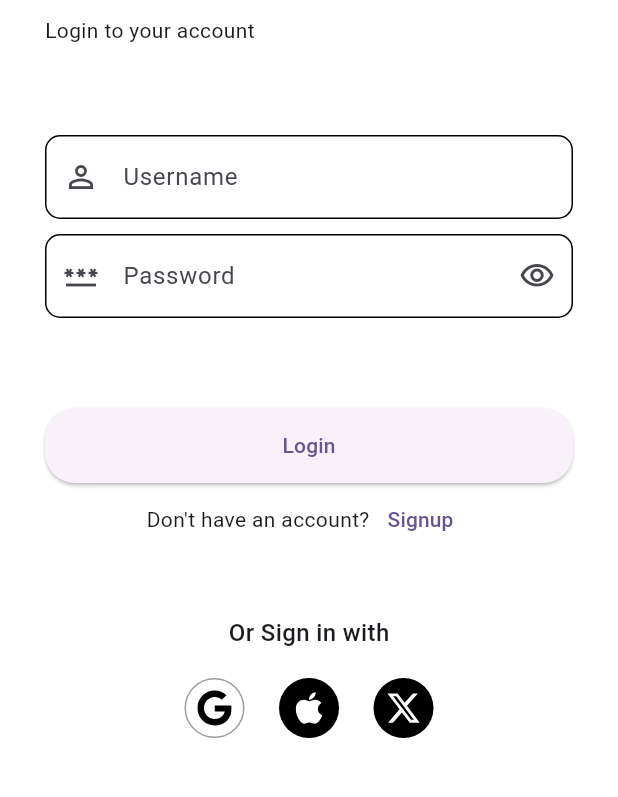
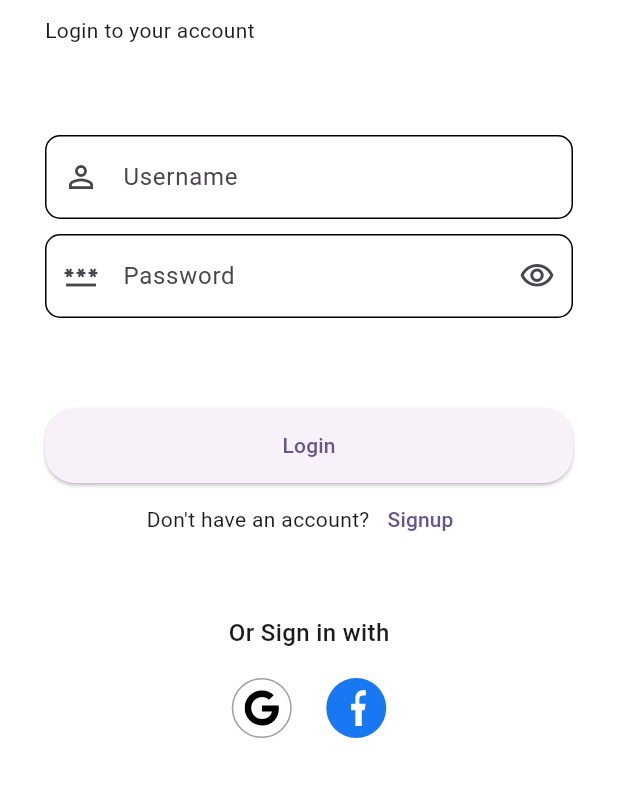
Before and after one commit to maryaam23/shoe-store-app, a Flutter app: the screen it shows after launch, on a phone screen of 412 x 824 dp, the part 120-917 px from its top. Run offline on Flutter 3.47's test engine with Material 3 defaults, Android fonts, the phone set to English and light mode, and no system bars; our stand-ins replace firebase_core, flutter_svg, google_fonts; accounts and stored records are empty.

Commit message:
facebook

```diff
--- a/lib/User_Pages/login_page.dart
+++ b/lib/User_Pages/login_page.dart
@@ -29,7 +29,6 @@ class _LoginPageState extends State<LoginPage> {
     "test": "1234", // dummy account
   };
 
-
   @override
   Widget build(BuildContext context) {
     // If user is already logged in, go directly to HomePage
@@ -41,18 +40,21 @@ class _LoginPageState extends State<LoginPage> {
       backgroundColor: Colors.white,
       body: Form(
         key: _formKey,
-        child: SingleChildScrollView( //✅ Allows scrolling when keyboard opens
+        child: SingleChildScrollView(
+          //✅ Allows scrolling when keyboard opens
           padding: const EdgeInsets.all(30.0),
           child: Column(
             // Main vertical layout
             children: [
               // ---------------- Welcome Text + Logo ----------------
               Column(
-                crossAxisAlignment: CrossAxisAlignment.start, // Align all children to left
+                crossAxisAlignment:
+                    CrossAxisAlignment.start, // Align all children to left
                 children: [
                   Row(
-
-                    crossAxisAlignment: CrossAxisAlignment.end, // Align logo and text at baseline
+                    crossAxisAlignment:
+                        CrossAxisAlignment
+                            .end, // Align logo and text at baseline
                     children: [
                       Text(
                         "Welcome Back!",
@@ -67,14 +69,15 @@ class _LoginPageState extends State<LoginPage> {
                       ),
                     ],
                   ),
-                  const SizedBox(height: 10), // Spacing between welcome row and subtitle
+                  const SizedBox(
+                    height: 10,
+                  ), // Spacing between welcome row and subtitle
                   Text(
                     "Login to your account",
                     style: Theme.of(context).textTheme.bodyMedium,
                   ),
                 ],
               ),
-
 
               const SizedBox(height: 60),
 
@@ -84,7 +87,9 @@ class _LoginPageState extends State<LoginPage> {
                 keyboardType: TextInputType.name, // Keyboard type
                 decoration: InputDecoration(
                   labelText: "Username",
-                  prefixIcon: const Icon(Icons.person_outline), // Icon on the left
+                  prefixIcon: const Icon(
+                    Icons.person_outline,
+                  ), // Icon on the left
                   border: OutlineInputBorder(
                     borderRadius: BorderRadius.circular(10), // Rounded border
                   ),
@@ -92,7 +97,10 @@ class _LoginPageState extends State<LoginPage> {
                     borderRadius: BorderRadius.circular(10),
                   ),
                 ),
-                onEditingComplete: () => _focusNodePassword.requestFocus(), // Move focus to password field when done
+                onEditingComplete:
+                    () =>
+                        _focusNodePassword
+                            .requestFocus(), // Move focus to password field when done
                 validator: (String? value) {
                   if (value == null || value.isEmpty) {
                     return "Please enter username.";
@@ -116,12 +124,15 @@ class _LoginPageState extends State<LoginPage> {
                   suffixIcon: IconButton(
                     onPressed: () {
                       setState(() {
-                          _obscurePassword = !_obscurePassword; // Toggle visibility
+                        _obscurePassword =
+                            !_obscurePassword; // Toggle visibility
                       });
                     },
-                      icon: _obscurePassword
+                    icon:
+                        _obscurePassword
                             ? const Icon(Icons.visibility_outlined)
-                          : const Icon(Icons.visibility_off_outlined)),
+                            : const Icon(Icons.visibility_off_outlined),
+                  ),
                   border: OutlineInputBorder(
                     borderRadius: BorderRadius.circular(10),
                   ),
@@ -132,8 +143,7 @@ class _LoginPageState extends State<LoginPage> {
                 validator: (String? value) {
                   if (value == null || value.isEmpty) {
                     return "Please enter password.";
-                  } else if (value !=
-                      _boxAccounts[_controllerUsername.text]) {
+                  } else if (value != _boxAccounts[_controllerUsername.text]) {
                     return "Wrong password.";
                   }
 
@@ -146,9 +156,13 @@ class _LoginPageState extends State<LoginPage> {
                 children: [
                   ElevatedButton(
                     style: ElevatedButton.styleFrom(
-                      minimumSize: const Size.fromHeight(50), // Full-width button
+                      minimumSize: const Size.fromHeight(
+                        50,
+                      ), // Full-width button
                       shape: RoundedRectangleBorder(
-                        borderRadius: BorderRadius.circular(20), // Rounded corners
+                        borderRadius: BorderRadius.circular(
+                          20,
+                        ), // Rounded corners
                       ),
                     ),
                     onPressed: () {
@@ -198,12 +212,12 @@ class _LoginPageState extends State<LoginPage> {
                 children: [
                   const Text(
                     "Or Sign in with",
-                    style: TextStyle(
-                        fontSize: 16, fontWeight: FontWeight.w500),
+                    style: TextStyle(fontSize: 16, fontWeight: FontWeight.w500),
                   ),
                   const SizedBox(height: 15),
                   Row(
-                    mainAxisAlignment: MainAxisAlignment.center, // Center all social icons
+                    mainAxisAlignment:
+                        MainAxisAlignment.center, // Center all social icons
                     children: [
                       // Google
                       IconButton(
@@ -233,54 +247,21 @@ class _LoginPageState extends State<LoginPage> {
                       ),
                       const SizedBox(width: 15),
 
-                      // Apple
+                      // Facebook
                       IconButton(
                         onPressed: () {
-                          //  handle Apple login
+                          // handle Facebook login
                         },
                         style: IconButton.styleFrom(
-                          backgroundColor: Colors.black,
+                          backgroundColor: Color(0xFF1877F2), // Facebook blue
                         ),
                         icon: SvgPicture.string(
                           '''
-                          <svg xmlns="http://www.w3.org/2000/svg" height="24" viewBox="0 0 384 512">
-                            <path fill="white" d="M318.7 268.7c-.2-36.7
-                            16.4-64.4 50-84.8-18.8-26.9-47.2-41.7-84.7-44.6-35.5-2.8-74.3
-                            20.7-88.5 20.7-15 0-49.4-19.7-76.4-19.7C63.3
-                            141.2 4 184.8 4 273.5q0 39.3 14.4
-                            81.2c12.8 36.7 59 126.7 107.2
-                            125.2 25.2-.6 43-17.9 75.8-17.9
-                            31.8 0 48.3 17.9 76.4 17.9
-                            48.6-.7 90.4-82.5 102.6-119.3-65.2-30.7-61.7-90-61.7-91.9zm-56.6-164.2c27.3-32.4
-                            24.8-61.9 24-72.5-24.1 1.4-52
-                            16.4-67.9 34.9-17.5 19.8-27.8
-                            44.3-25.6 71.9 26.1 2 49.9-11.4
-                            69.5-34.3z"/>
-                          </svg>
-                          ''',
-                          width: 24,
-                          height: 24,
-                        ),
-                      ),
-                      const SizedBox(width: 15),
-
-                      // Twitter
-                      IconButton(
-                        onPressed: () {
-                          //  handle Twitter login
-                        },
-                        style: IconButton.styleFrom(
-                          backgroundColor: const Color.fromARGB(255, 0, 0, 0),
-                        ),
-                        icon: SvgPicture.string(
-                          '''
-                          <svg xmlns="http://www.w3.org/2000/svg" height="24" viewBox="0 0 512 512">
-                            <path fill="white" d="M389.2 48h70.6L305.6
-                            224.2 487 464H345L233.7 318.6 106.5
-                            464H35.8L200.7 275.5 26.8
-                            48H172.4L272.9 180.9 389.2
-                            48zM364.4 421.8h39.1L151.1 88h-42L364.4
-                            421.8z"/>
+                        <svg xmlns="http://www.w3.org/2000/svg" height="24" viewBox="0 0 320 512">
+                          <path fill="white" d="M279.14 288l14.22-92.66h-88.91V127.41c0-25.35
+                          12.42-50.06 52.24-50.06h40.42V6.26S293.3
+                          0 268.1 0c-73.22 0-121.07 44.38-121.07
+                          124.72V195.3H86.41V288h60.62v224h92.66V288z"/>
                         </svg>
                         ''',
                           width: 24,
```
Also changed, not shown: lib/User_Pages/signup_page.dart (+8 -40 lines). Lines whose indentation alone changed are shown as unchanged.
